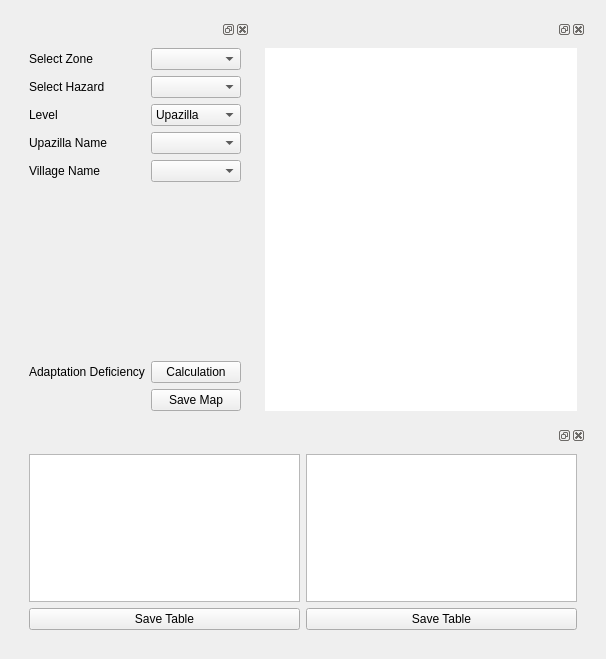
mmhs013/DAM, file DAM_GUI.ui: the form before one commit.
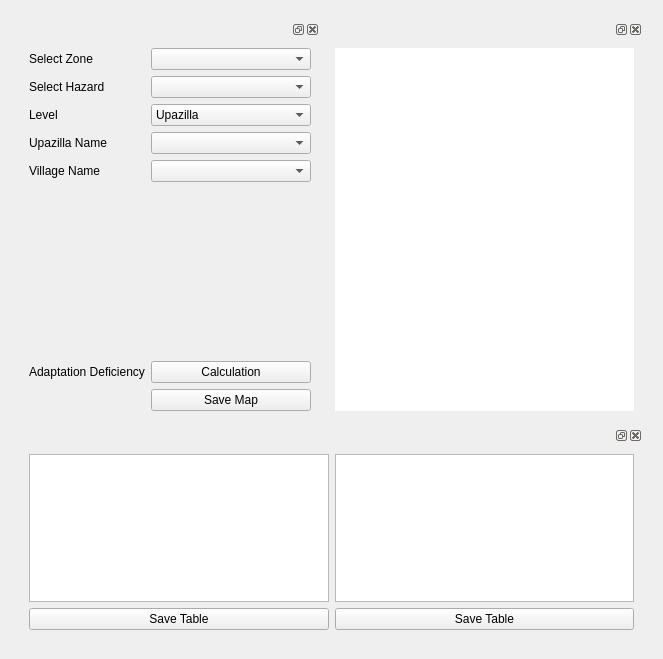
The form after the commit.

Patch:
```diff
--- a/DAM_GUI.ui
+++ b/DAM_GUI.ui
@@ -6,7 +6,7 @@
    <rect>
     <x>0</x>
     <y>0</y>
-    <width>606</width>
+    <width>663</width>
     <height>659</height>
    </rect>
   </property>
@@ -27,7 +27,7 @@
        <widget class="QDockWidget" name="InputDock">
         <property name="minimumSize">
          <size>
-          <width>230</width>
+          <width>300</width>
           <height>228</height>
          </size>
         </property>
```
